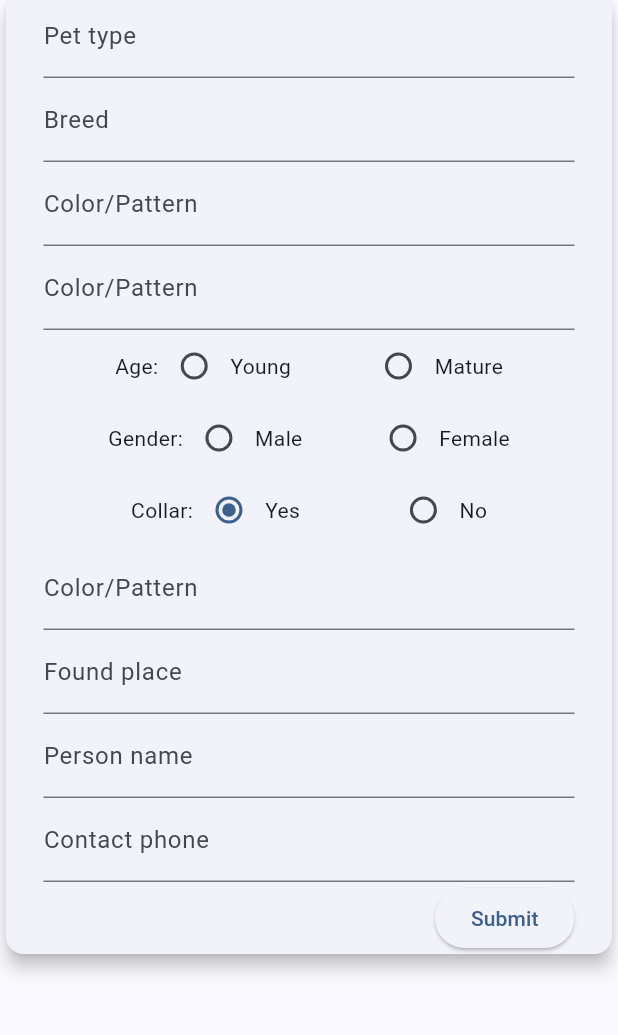
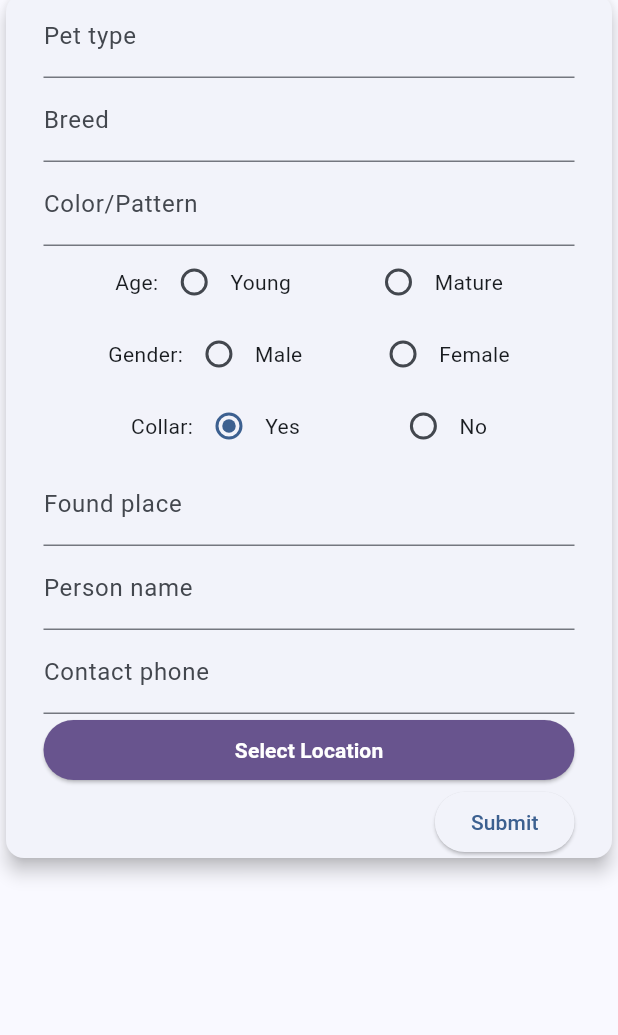
Before and after one commit to MilanTodorovikj/RescuePaws, a Flutter app: the FoundPetsScreen screen opened directly, after a tap on "Add pet", on a phone screen of 412 x 824 dp, the part 96-1131 px from its top. Run offline on Flutter 3.47's test engine with Material 3 defaults, Android fonts, the light colour scheme and no system bars; our stand-ins replace cloud_firestore, firebase_core, google_maps_flutter, location; accounts and stored records are empty.

Commit message:
fixed form functionality and implemented location services

```diff
--- a/lib/models/Post.dart
+++ b/lib/models/Post.dart
@@ -1,6 +1,5 @@
 import 'package:cloud_firestore/cloud_firestore.dart';
 import 'package:flutter/material.dart';
-// import 'package:google_maps_flutter/google_maps_flutter.dart';
 
 class Post {
   String petType;
@@ -10,7 +9,7 @@ class Post {
   String gender;
   bool collar;
   String foundPlace;
-  // GeoPoint location;
+  GeoPoint location;
   //image
   String personName;
   String contactPhone;
@@ -28,7 +27,7 @@ class Post {
     required this.personName,
     required this.contactPhone,
     required this.date,
-    // required this.location,
+    required this.location,
   });
 
   // Add a named constructor for creating an Exam from a Map
@@ -39,7 +38,7 @@ class Post {
         // ||
         // map['location'] == null
     ) {
-      // Handle null values or missing keys, return a default Exam object or throw an error
+      // Handle null values or missing keys, return a default Post object or throw an error
       return Post(
         petType: 'Default pet type',
         breed: 'Default pet breed',
@@ -51,7 +50,7 @@ class Post {
         personName: 'Default pet personName',
         contactPhone: 'Default pet contactPhone',
         date: DateTime.now(),
-        // location: GeoPoint(0.0, 0.0),
+        location: GeoPoint(0.0, 0.0),
       );
     }
 
@@ -66,11 +65,10 @@ class Post {
       personName: map['personName'] as String,
       contactPhone: map['contactPhone'] as String,
       date: (map['date'] as Timestamp).toDate(),
-      // location: map['location'] as GeoPoint,
+      location: map['location'] as GeoPoint,
     );
   }
 
-  // Convert Exam object to a Map
   Map<String, dynamic> toMap() {
     return {
       'petType': petType,
@@ -83,7 +81,7 @@ class Post {
       'personName': personName,
       'contactPhone': contactPhone,
       'date': date,
-      // 'location': location,
+      'location': location,
     };
   }
 }
--- a/lib/screens/add_pet_post_screen.dart
+++ b/lib/screens/add_pet_post_screen.dart
@@ -1,5 +1,4 @@
 import 'package:flutter/material.dart';
-import 'package:intl/intl.dart';
 import 'package:location/location.dart';
 import 'package:cloud_firestore/cloud_firestore.dart';
 
@@ -164,7 +163,7 @@ class _NewLostPetState extends State<NewLostPet> {
                         labelText: 'Breed',
                         hintText: '',
                       ),
-                      controller: _petTypeController,
+                      controller: _breedController,
                       onSubmitted: (_) => _submitData(),
                     ),
                     TextField(
@@ -172,15 +171,7 @@ class _NewLostPetState extends State<NewLostPet> {
                         labelText: 'Color/Pattern',
                         hintText: '',
                       ),
-                      controller: _petTypeController,
-                      onSubmitted: (_) => _submitData(),
-                    ),
-                    TextField(
-                      decoration: const InputDecoration(
-                        labelText: 'Color/Pattern',
-                        hintText: '',
-                      ),
-                      controller: _petTypeController,
+                      controller: _colorController,
                       onSubmitted: (_) => _submitData(),
                     ),
                     Row(
@@ -287,18 +278,10 @@ class _NewLostPetState extends State<NewLostPet> {
                     ),
                     TextField(
                       decoration: const InputDecoration(
-                        labelText: 'Color/Pattern',
-                        hintText: '',
-                      ),
-                      controller: _petTypeController,
-                      onSubmitted: (_) => _submitData(),
-                    ),
-                    TextField(
-                      decoration: const InputDecoration(
                         labelText: 'Found place',
                         hintText: '',
                       ),
-                      controller: _petTypeController,
+                      controller: _foundPlaceController,
                       onSubmitted: (_) => _submitData(),
                     ),
                     TextField(
@@ -306,7 +289,7 @@ class _NewLostPetState extends State<NewLostPet> {
                         labelText: 'Person name',
                         hintText: '',
                       ),
-                      controller: _petTypeController,
+                      controller: _personNameController,
                       onSubmitted: (_) => _submitData(),
                     ),
                     TextField(
@@ -314,41 +297,25 @@ class _NewLostPetState extends State<NewLostPet> {
                         labelText: 'Contact phone',
                         hintText: '',
                       ),
-                      controller: _petTypeController,
+                      controller: _contactPhoneController,
                       onSubmitted: (_) => _submitData(),
                     ),
+                    ElevatedButton(
+                      onPressed: _selectLocation,
+                      style: ElevatedButton.styleFrom(
+                        primary: Theme.of(context).primaryColor,
+                        onPrimary: Colors.white,
+                        fixedSize: const Size.fromWidth(500),
+                      ),
+                      child: const Text(
+                        'Select Location',
+                        style: TextStyle(fontWeight: FontWeight.bold),
+                      ),
+                    ),
                     ElevatedButton( // samo za izgled
-                      onPressed: () {
-                        // Add functionality for the first button
-                      },
+                      onPressed: _submitData,
                       child: Text('Submit'),
                     ),
-
-
-                    // ElevatedButton(
-                    //   onPressed: _selectLocation,
-                    //   style: ElevatedButton.styleFrom(
-                    //     primary: Theme.of(context).primaryColor,
-                    //     onPrimary: Colors.white,
-                    //     fixedSize: const Size.fromWidth(500),
-                    //   ),
-                    //   child: const Text(
-                    //     'Select Location',
-                    //     style: TextStyle(fontWeight: FontWeight.bold),
-                    //   ),
-                    // ),
-                    // ElevatedButton(
-                    //   style: ElevatedButton.styleFrom(
-                    //     foregroundColor: Theme.of(context).textTheme.button?.color,
-                    //     backgroundColor: Theme.of(context).secondaryHeaderColor,
-                    //     fixedSize: const Size.fromWidth(500),
-                    //   ),
-                    //   onPressed: _submitData,
-                    //   child: Text(
-                    //     'Add '+ this.widget.formType + ' Pet',
-                    //     style: TextStyle(fontWeight: FontWeight.bold),
-                    //   ),
-                    // ),
                   ]),
             ),
             // ],
--- a/lib/screens/found_pets_screen.dart
+++ b/lib/screens/found_pets_screen.dart
@@ -1,9 +1,9 @@
 import 'package:cloud_firestore/cloud_firestore.dart';
 import 'package:flutter/material.dart';
-import 'package:intl/intl.dart';
 import 'package:resecue_paws/models/Post.dart';
 import 'package:resecue_paws/screens/lost_pets_screen.dart';
 import 'package:resecue_paws/screens/pet_card.dart';
+import 'package:url_launcher/url_launcher.dart';
 
 import 'add_pet_post_screen.dart';
 import 'home_screen.dart';
@@ -89,6 +89,18 @@ class _FoundPetsScreenState extends State<FoundPetsScreen> {
       'date': newDate,
       'location': location
     });
+  }
+
+  void _launchGoogleMaps(GeoPoint location) async {
+    final lat = location.latitude;
+    final long = location.longitude;
+    final url = 'https://www.google.com/maps/search/?api=1&query=$lat,$long';
+
+    if (await canLaunch(url)) {
+      await launch(url);
+    } else {
+      print('Could not launch $url');
+    }
   }
 
   @override
@@ -202,10 +214,10 @@ class _FoundPetsScreenState extends State<FoundPetsScreen> {
                           age: items[index].age,
                           gender: items[index].gender,
                           hasCollar: items[index].collar,
-                          foundBy: items[index].foundPlace,
+                          foundBy: items[index].personName,
                           contact: items[index].contactPhone,
                           imageUrl: "https://cdn.buttercms.com/BOMpsWzRDe6yEE5XtIHA",
-                          onLocationPressed: () {},
+                          onLocationPressed: () {_launchGoogleMaps(items[index].location);},
                         ),
                       ),
                     );
--- a/lib/screens/lost_pets_screen.dart
+++ b/lib/screens/lost_pets_screen.dart
@@ -4,6 +4,7 @@ import 'package:intl/intl.dart';
 import 'package:resecue_paws/models/Post.dart';
 import 'package:resecue_paws/screens/found_pets_screen.dart';
 import 'package:resecue_paws/screens/pet_card.dart';
+import 'package:url_launcher/url_launcher.dart';
 
 import 'add_pet_post_screen.dart';
 import 'home_screen.dart';
@@ -208,16 +209,8 @@ class _LostPetsScreenState extends State<LostPetsScreen> {
       String personName,
       String contactPhone,
       GeoPoint location) {
-    // User? user = FirebaseAuth.instance.currentUser;
+
     DateTime newDate = DateTime.now();
-    // if (user != null) {
-    //   return FirebaseFirestore.instance.collection('exams').add({
-    //     'subject': subject,
-    //     'date': newDate,
-    //     'location': location,
-    //     'userId': user.uid,
-    //   });
-    // }
 
     return FirebaseFirestore.instance.collection('lostPets').add({
       'petType': petType,
@@ -232,105 +225,19 @@ class _LostPetsScreenState extends State<LostPetsScreen> {
       'date': newDate,
       'location': location
     });
-
-    // return FirebaseFirestore.instance.collection('lostPets').add({
-    //   'petType': 'petType',
-    //   'breed': 'breed',
-    //   'color': 'color',
-    //   'age': 'age',
-    //   'gender': 'gender',
-    //   'collar': true,
-    //   'foundPlace': 'foundPlace',
-    //   'personName': 'personName',
-    //   'contactPhone': 'contactPhone',
-    //   'date': DateTime.now(),
-    // });
   }
 
-  // Future<void> _signOutAndNavigateToLogin(BuildContext context) async {
-  //   try {
-  //     await FirebaseAuth.instance.signOut();
-  //     Navigator.of(context).pushAndRemoveUntil(
-  //       MaterialPageRoute(builder: (context) => AuthGate()),
-  //           (Route<dynamic> route) => false,
-  //     );
-  //   } catch (e) {
-  //     print('Error during sign out: $e');
-  //     // Handle the error
-  //   }
-  // }
+  void _launchGoogleMaps(GeoPoint location) async {
+    final lat = location.latitude;
+    final long = location.longitude;
+    final url = 'https://www.google.com/maps/search/?api=1&query=$lat,$long';
 
-  // void _goToCalendar() {
-  //   print("calendar button pressed");
-  //   Navigator.push(
-  //       context,
-  //       MaterialPageRoute(
-  //           builder: (context) =>
-  //               CalendarScreen()));
-  // }
-
-  // Future<void> _deleteExam(String subject, DateTime date) async {
-  //   User? user = FirebaseAuth.instance.currentUser;
-  //
-  //   if (user != null) {
-  //     // Find the document with matching subject, date, and userId
-  //     var query = _itemsCollection
-  //         .where('subject', isEqualTo: subject)
-  //         .where('date', isEqualTo: date)
-  //         .where('userId', isEqualTo: user.uid);
-  //
-  //     query.get().then((querySnapshot) {
-  //       querySnapshot.docs.forEach((doc) {
-  //         // Delete the document with the found ID
-  //         _itemsCollection.doc(doc.id).delete();
-  //       });
-  //     });
-  //   }
-  //
-  //   String topic = 'exams'; // Use a meaningful topic name
-  //
-  //   FirebaseMessaging.instance.subscribeToTopic(topic);
-  //
-  //   try {
-  //     var deviceState = await OneSignal.shared.getDeviceState();
-  //     String? playerId = deviceState?.userId;
-  //
-  //
-  //
-  //     if (playerId != null && playerId.isNotEmpty) {
-  //       print("playerId:"+playerId);
-  //       List<String> playerIds = [playerId];
-  //
-  //       try {
-  //         await OneSignal.shared.postNotification(OSCreateNotification(
-  //           playerIds: playerIds,
-  //           content: "You deleted an exam: $subject",
-  //           heading: "Exam deleted",
-  //         ));
-  //       } catch (e) {
-  //         print("Error posting notification: $e");
-  //       }
-  //     } else {
-  //       print("Player ID is null or empty.");
-  //     }
-  //   } catch (e) {
-  //     // Handle errors
-  //     print("Error getting device state: $e");
-  //   }
-  //
-  // }
-
-  // void _launchGoogleMaps(GeoPoint location) async {
-  //   final lat = location.latitude;
-  //   final long = location.longitude;
-  //   final url = 'https://www.google.com/maps/search/?api=1&query=$lat,$long';
-  //
-  //   if (await canLaunch(url)) {
-  //     await launch(url);
-  //   } else {
-  //     print('Could not launch $url');
-  //   }
-  // }
+    if (await canLaunch(url)) {
+      await launch(url);
+    } else {
+      print('Could not launch $url');
+    }
+  }
 
   @override
   Widget build(BuildContext context) {
@@ -443,10 +350,10 @@ class _LostPetsScreenState extends State<LostPetsScreen> {
                           age: items[index].age,
                           gender: items[index].gender,
                           hasCollar: items[index].collar,
-                          foundBy: items[index].foundPlace,
+                          foundBy: items[index].personName,
                           contact: items[index].contactPhone,
                           imageUrl: "https://www.akc.org/wp-content/uploads/2017/11/Pomeranian-On-White-01.jpg",
-                          onLocationPressed: () {},
+                          onLocationPressed: () {_launchGoogleMaps(items[index].location);},
                         ),
                       ),
                     );
```
